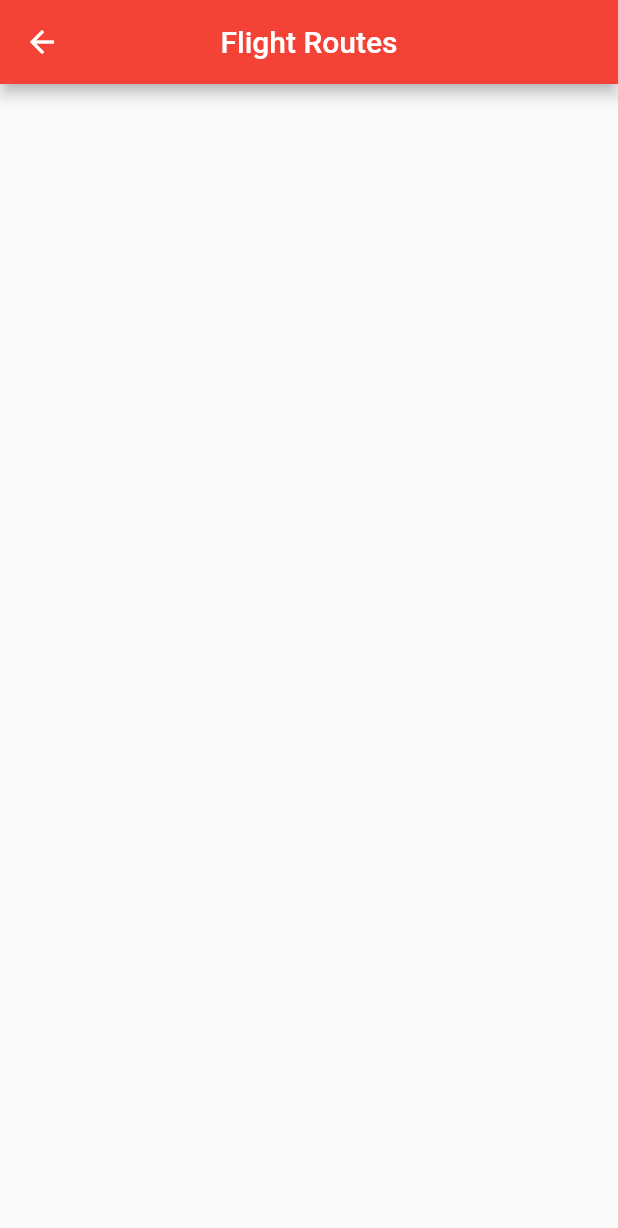
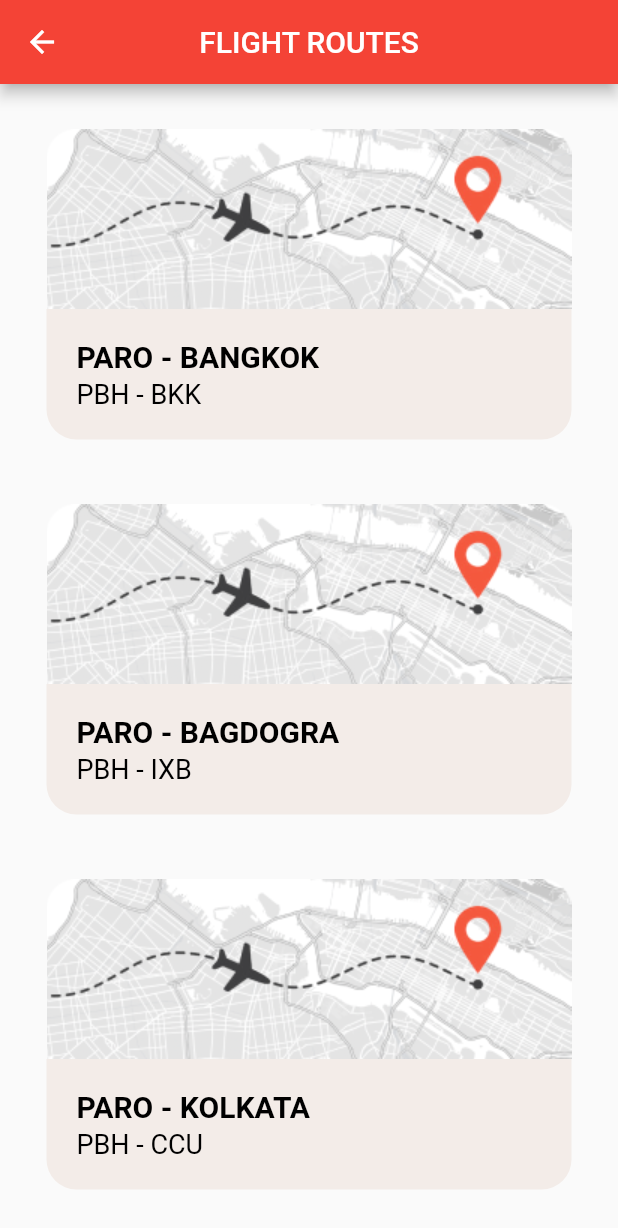
Before and after one commit to divyashC/fids_mobile_app, a Flutter app: the RoutesPage screen opened directly, on a phone screen of 412 x 824 dp. Shown: the top 1228 px of the screen. Run offline on Flutter 3.47's test engine with Material 2 defaults, Android fonts, the phone set to English and light mode, and no system bars.

Commit message:
Routes Page Updated

```diff
--- a/lib/routes_page.dart
+++ b/lib/routes_page.dart
@@ -8,13 +8,146 @@ class RoutesPage extends StatefulWidget {
 }
 
 class _SearchPageState extends State<RoutesPage> {
+  var pathImg = "assets/images/path.png";
+  var drukAirLogo = "assets/images/druk_air_logo.png";
+  var bhutanAirlinesLogo = "assets/images/bhutan_airlines_logo.png";
+  var mapsSmall = "assets/images/maps_small.png";
+
   @override
   Widget build(BuildContext context) {
     return Scaffold(
         appBar: AppBar(
-      title: const Text('Flight Routes'),
-      centerTitle: true,
-      backgroundColor: Colors.red,
-    ));
+          title: const Text('FLIGHT ROUTES'),
+          centerTitle: true,
+          backgroundColor: Colors.red,
+        ),
+        body: ListView(children: <Widget>[
+          Container(
+            margin: const EdgeInsets.only(left: 20.0, right: 20.0, top: 30.0),
+            height: 250,
+            child: Column(
+              children: [
+                Image.asset(
+                  mapsSmall,
+                  fit: BoxFit.contain,
+                ),
+                Container(
+                    width: 350,
+                    padding: const EdgeInsets.only(left: 20.0),
+                    decoration: const BoxDecoration(
+                      color: Color.fromARGB(255, 243, 236, 232),
+                      borderRadius: BorderRadius.only(
+                          bottomLeft: Radius.circular(20.0),
+                          bottomRight: Radius.circular(20.0)),
+                    ),
+                    child: Column(
+                      crossAxisAlignment: CrossAxisAlignment.start,
+                      children: [
+                        Container(
+                          margin: const EdgeInsets.only(bottom: 3, top: 20),
+                          child: const Text(
+                            'PARO - BANGKOK',
+                            style: TextStyle(
+                                fontSize: 20,
+                                color: Colors.black,
+                                fontWeight: FontWeight.bold),
+                          ),
+                        ),
+                        Container(
+                          margin: const EdgeInsets.only(bottom: 20),
+                          child: const Text('PBH - BKK',
+                              style:
+                                  TextStyle(fontSize: 18, color: Colors.black)),
+                        ),
+                      ],
+                    ))
+              ],
+            ),
+          ),
+          Container(
+            margin: const EdgeInsets.only(left: 20.0, right: 20.0),
+            height: 250,
+            child: Column(
+              children: [
+                Image.asset(
+                  mapsSmall,
+                  fit: BoxFit.contain,
+                ),
+                Container(
+                    width: 350,
+                    padding: const EdgeInsets.only(left: 20.0),
+                    decoration: const BoxDecoration(
+                      color: Color.fromARGB(255, 243, 236, 232),
+                      borderRadius: BorderRadius.only(
+                          bottomLeft: Radius.circular(20.0),
+                          bottomRight: Radius.circular(20.0)),
+                    ),
+                    child: Column(
+                      crossAxisAlignment: CrossAxisAlignment.start,
+                      children: [
+                        Container(
+                          margin: const EdgeInsets.only(bottom: 3, top: 20),
+                          child: const Text(
+                            'PARO - BAGDOGRA',
+                            style: TextStyle(
+                                fontSize: 20,
+                                color: Colors.black,
+                                fontWeight: FontWeight.bold),
+                          ),
+                        ),
+                        Container(
+                          margin: const EdgeInsets.only(bottom: 20),
+                          child: const Text('PBH - IXB',
+                              style:
+                                  TextStyle(fontSize: 18, color: Colors.black)),
+                        ),
+                      ],
+                    ))
+              ],
+            ),
+          ),
+          Container(
+            margin: const EdgeInsets.only(left: 20.0, right: 20.0),
+            height: 250,
+            child: Column(
+              children: [
+                Image.asset(
+                  mapsSmall,
+                  fit: BoxFit.contain,
+                ),
+                Container(
+                    width: 350,
+                    padding: const EdgeInsets.only(left: 20.0),
+                    decoration: const BoxDecoration(
+                      color: Color.fromARGB(255, 243, 236, 232),
+                      borderRadius: BorderRadius.only(
+                          bottomLeft: Radius.circular(20.0),
+                          bottomRight: Radius.circular(20.0)),
+                    ),
+                    child: Column(
+                      crossAxisAlignment: CrossAxisAlignment.start,
+                      children: [
+                        Container(
+                          margin: const EdgeInsets.only(bottom: 3, top: 20),
+                          child: const Text(
+                            'PARO - KOLKATA',
+                            style: TextStyle(
+                                fontSize: 20,
+                                color: Colors.black,
+                                fontWeight: FontWeight.bold),
+                          ),
+                        ),
+                        Container(
+                          margin: const EdgeInsets.only(bottom: 20),
+                          child: const Text('PBH - CCU',
+                              style:
+                                  TextStyle(fontSize: 18, color: Colors.black)),
+                        ),
+                      ],
+                    ))
+              ],
+            ),
+          )
+        ]));
   }
 }
```
Also changed, not shown: assets/images/maps_large.png (added), assets/images/maps_small.png (added).
